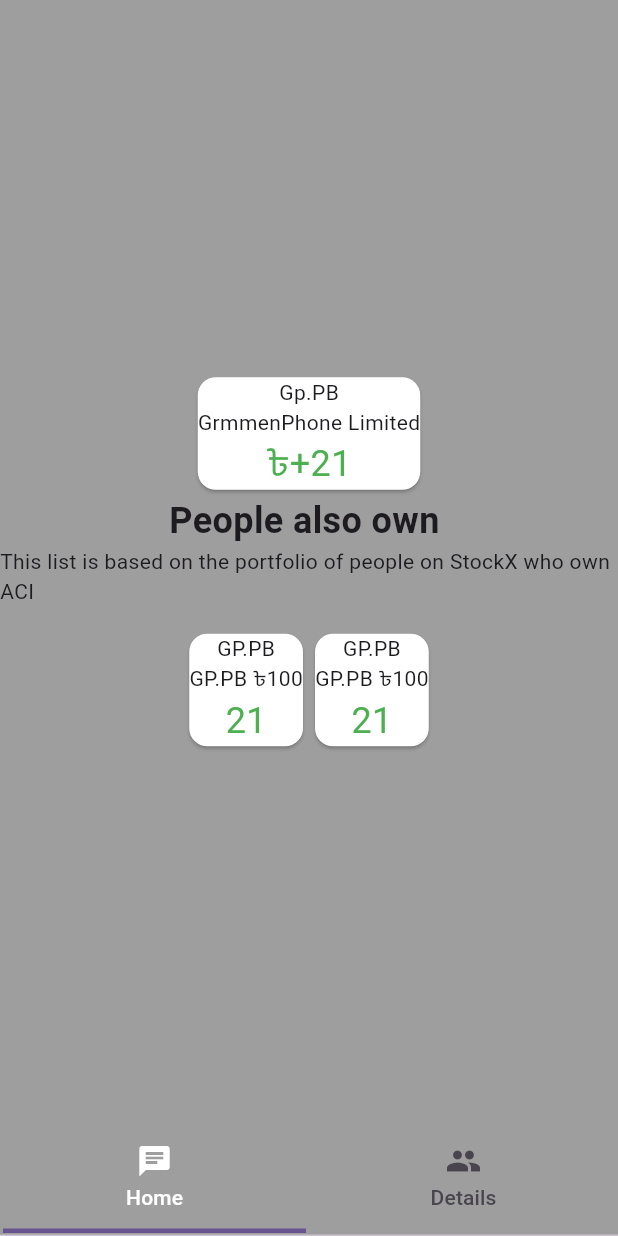
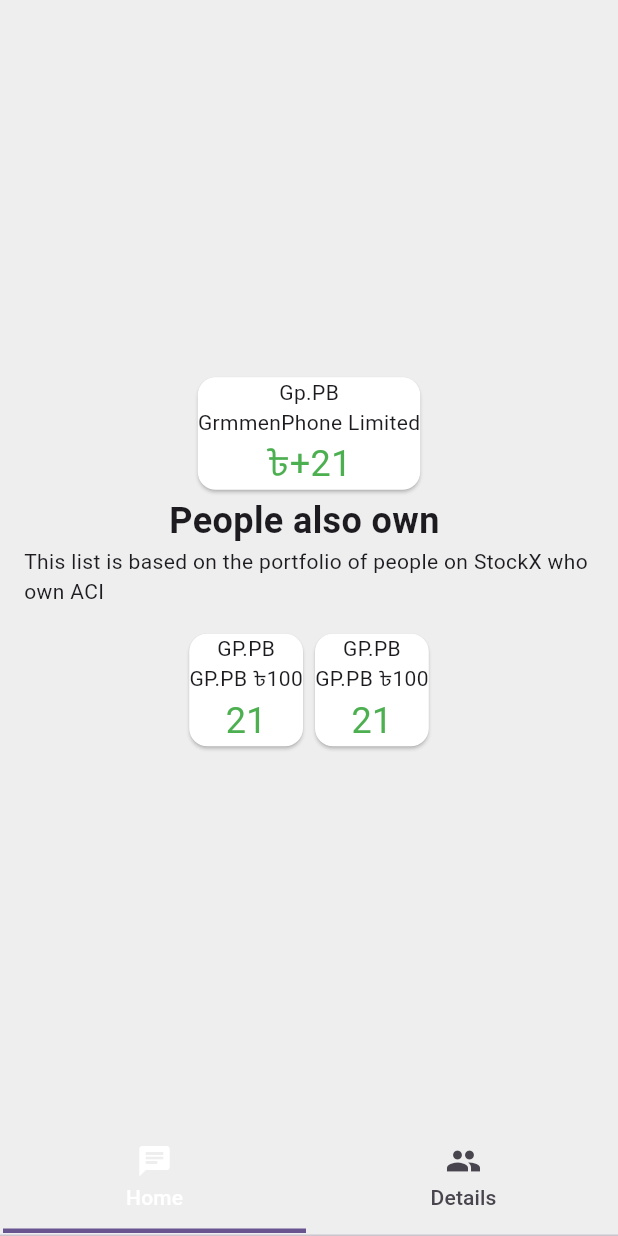
Before and after one commit to abdurdp/basicuiapp, a Flutter app: the screen it shows after launch, on a phone screen of 412 x 824 dp. Run offline on Flutter 3.47's test engine with Material 2 defaults, Android fonts, the phone set to English and light mode, and no system bars.

Commit message:
color change

```diff
--- a/lib/main.dart
+++ b/lib/main.dart
@@ -89,7 +89,7 @@ class _MyHomePageState extends State<MyHomePage> {
     return DefaultTabController(
       length: 2,
       child: Scaffold(
-        backgroundColor: Colors.grey,
+        backgroundColor: Colors.grey.shade200,
         bottomNavigationBar: menu(),
         body:TabBarView(
           children: [
@@ -119,6 +119,7 @@ class _MyHomePageState extends State<MyHomePage> {
  Widget HomeWidget() {
 
     return  Container(
+      padding: EdgeInsets.all(16),
       child: Column(
         // Column is also a layout widget. It takes a list of children and
         // arranges them vertically. By default, it sizes itself to fit its
```
